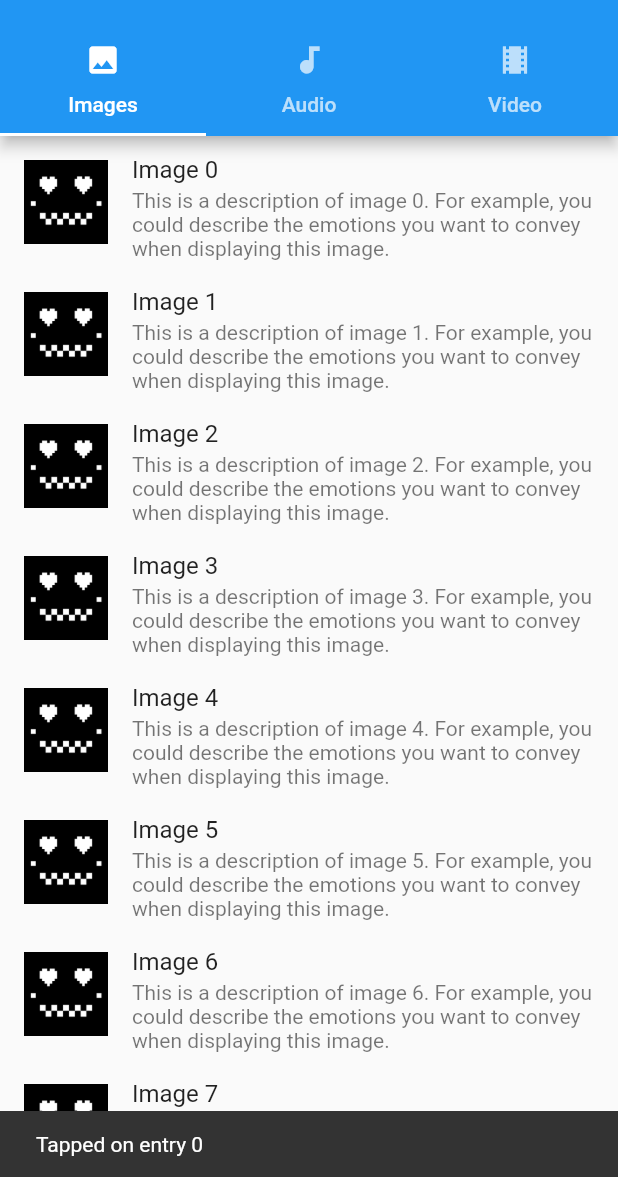
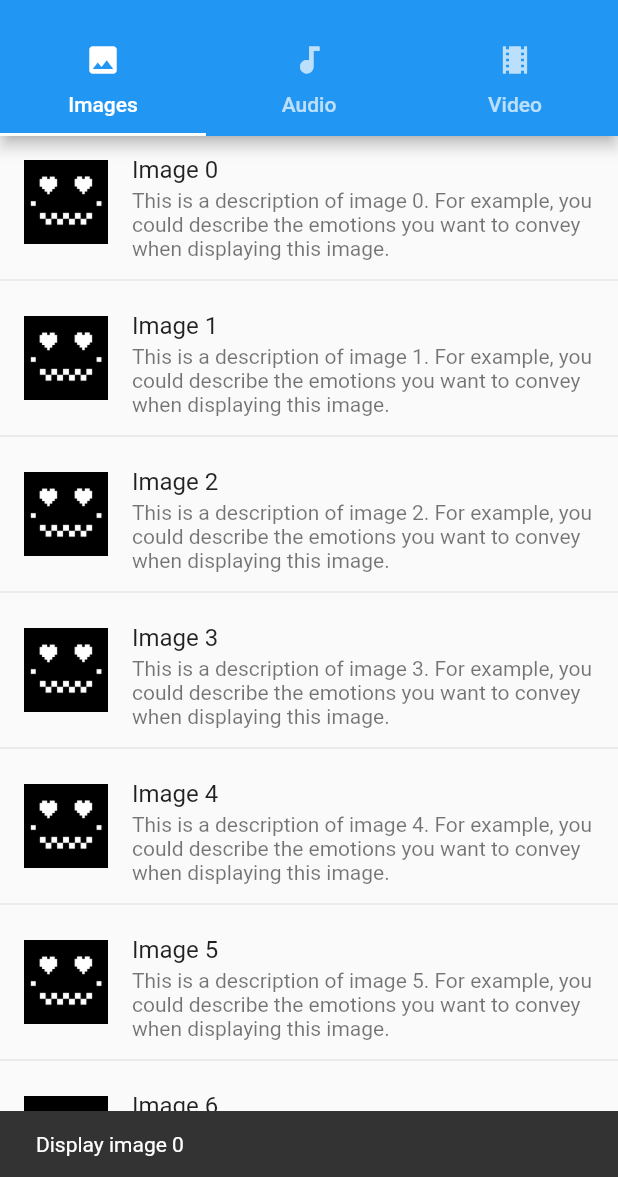
Before and after one commit to MartinLangbecker/wokubot, a Flutter app: the screen it shows after launch, after a tap on an icon or button, on a phone screen of 412 x 824 dp, the part 59-1236 px from its top. Run offline on Flutter 3.47's test engine with Material 2 defaults, Android fonts, the phone set to English and light mode, and no system bars; our stand-ins replace form_field_validator.

Commit message:
added divider to media list

```diff
--- a/app/lib/media_list.dart
+++ b/app/lib/media_list.dart
@@ -3,8 +3,9 @@ import 'package:flutter/material.dart';
 class MediaList extends StatelessWidget {
   @override
   Widget build(BuildContext context) {
-    return ListView.builder(
+    return ListView.separated(
       itemCount: 10,
+      separatorBuilder: (context, index) => Divider(),
       itemBuilder: (BuildContext context, int index) {
         return ListTile(
           title: Text('Image $index'),
@@ -17,7 +18,7 @@ class MediaList extends StatelessWidget {
           ),
           onTap: () {
             final snackBar = SnackBar(
-              content: Text('Tapped on entry $index'),
+              content: Text('Display image $index'),
               duration: Duration(seconds: 2),
             );
             Scaffold.of(context).showSnackBar(snackBar);
```
